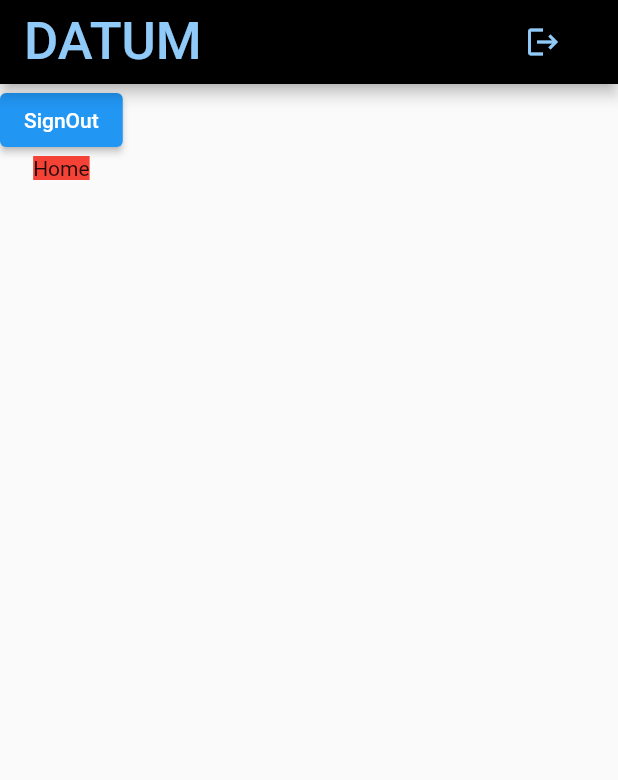
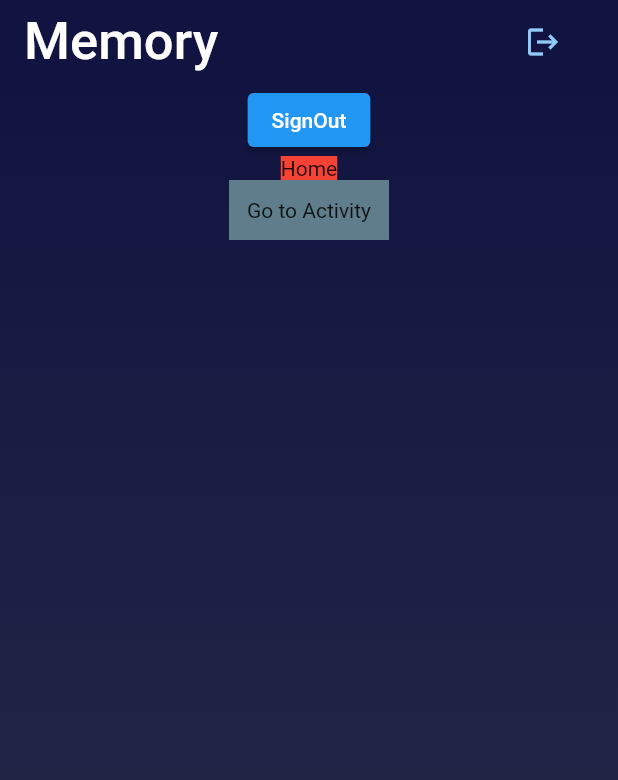
Before and after one commit to araboy24/memory, a Flutter app: the screen it shows once a user with an empty profile is signed in, on a phone screen of 412 x 824 dp. Shown: the top 780 px of the screen. Run offline on Flutter 3.47's test engine with Material 2 defaults, Android fonts, the phone set to English and light mode, and no system bars; our stand-ins replace cloud_firestore, firebase_auth, firebase_core, flutter_spinkit, google_sign_in; accounts and stored records are empty.

Commit message:
Added activity screen

```diff
--- a/lib/home.dart
+++ b/lib/home.dart
@@ -1,5 +1,6 @@
 import 'package:flutter/material.dart';
 import 'package:memory/services/auth.dart';
+import 'package:memory/views/activity.dart';
 import 'package:provider/provider.dart';
 import 'package:memory/models/user.dart';
 
@@ -17,10 +18,11 @@ class _HomeState extends State<Home> {
 
     return Scaffold(
       appBar: AppBar(
-        backgroundColor: Colors.black,
-        title: Text('DATUM', style: TextStyle(
+        elevation: 0,
+        backgroundColor: Color(0xff111440),
+        title: Text('Memory', style: TextStyle(
           fontSize: 35,
-          color: Colors.blue[200],
+          color: Colors.white,//indigo[400],
         ),
         ),
         actions: [
@@ -36,6 +38,19 @@ class _HomeState extends State<Home> {
         ],
       ),
       body: Container(
+        width: MediaQuery.of(context).size.width,
+        decoration: BoxDecoration(
+          gradient: LinearGradient(
+            begin: Alignment.topCenter,
+            end: Alignment.bottomCenter,
+            colors: [
+              // const Color(0xffFFA00E),
+              // const Color(0xffFE7F1C),
+              const Color(0xff111440),
+              const Color(0xff2D2E4A),
+            ],
+          ),
+        ),
         child: Column(
           children: [
             ElevatedButton(onPressed: () async { await _auth.signOut();} , child: Text('SignOut')),
@@ -53,7 +68,19 @@ class _HomeState extends State<Home> {
                 ),
               ),
             ),
-
+            GestureDetector(
+              onTap: () {
+                Navigator.push(context,
+                    MaterialPageRoute(
+                      builder: (BuildContext context) => Activity(),
+                    ));
+              },
+              child: Container(
+                color: Colors.blueGrey,
+                  padding: EdgeInsets.all(12),
+                  child: Text('Go to Activity'),
+              ),
+            )
           ],
         ),
       ),
--- a/lib/services/auth.dart
+++ b/lib/services/auth.dart
@@ -8,7 +8,10 @@ import 'package:firebase_core/firebase_core.dart';
 
 class AuthService {
   final FirebaseAuth _auth = FirebaseAuth.instance;
-  final GoogleSignIn _googleSignIn = GoogleSignIn();
+  final GoogleSignIn _googleSignIn = GoogleSignIn(
+    hostedDomain: "",
+    clientId: "",
+  );
 
   // create user object based on fb user
   User _userFromFirebaseUser(FirebaseUser user) {
--- /dev/null
+++ b/lib/services/database.dart
@@ -0,0 +1,11 @@
+import 'package:cloud_firestore/cloud_firestore.dart';
+
+class DatabaseService{
+  final String uid;
+  DatabaseService({this.uid});
+
+  final CollectionReference usersCollection = Firestore.instance.collection('users');
+
+
+
+}
```
Also changed, not shown: lib/shared/loading.dart (+6 -3 lines), lib/views/activity.dart (added, +166 -0 lines), 1 other file.
